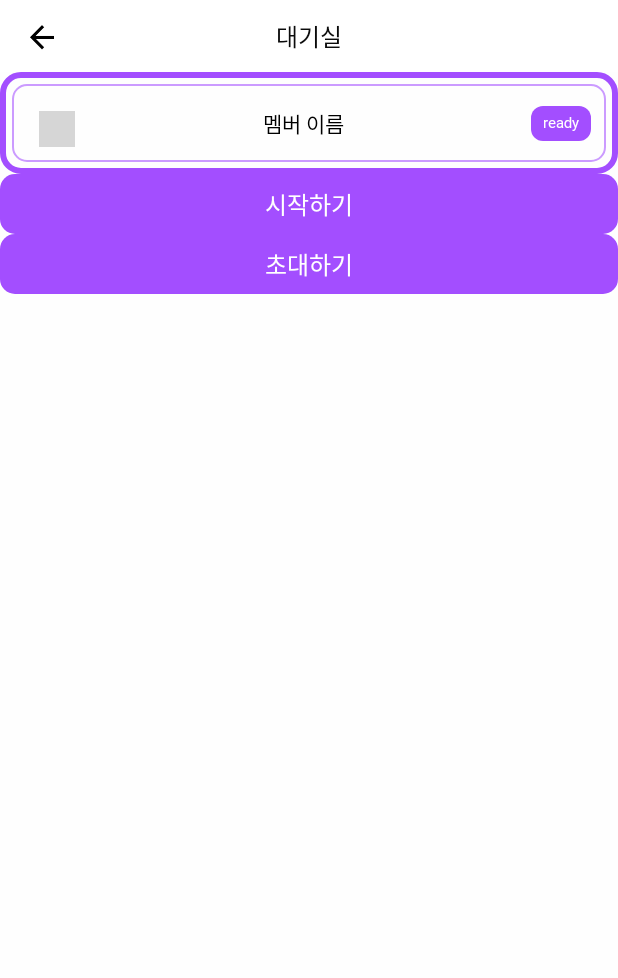
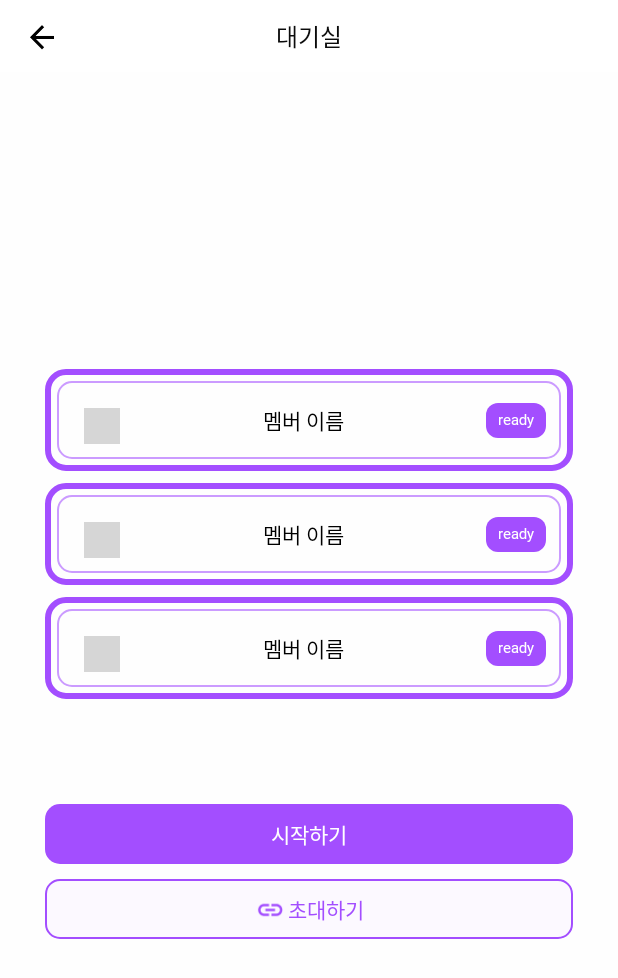
Before and after one commit to pickpick2/android, an Android app built with Jetpack Compose: the ReadyScreen screen opened through its navigation route, on a phone screen of 412 x 824 dp. Shown: the top 978 px of the screen. Run offline under Robolectric (Android 15) with nearby library versions, the phone set to English and light mode, and no system bars; our stand-ins replace Dagger/Hilt's generated code; pictures from the network do not load; Roboto replaces fonts that are not available here; grey boxes are pictures that could not be loaded.

Commit message:
✨ feat: 초대하기 버튼 추가

```diff
--- a/app/src/main/java/com/pickpick/pickpick/core/ui/component/MainButton.kt
+++ b/app/src/main/java/com/pickpick/pickpick/core/ui/component/MainButton.kt
@@ -1,21 +1,32 @@
 package com.pickpick.pickpick.core.ui.component
 
+import androidx.compose.foundation.Image
+import androidx.compose.foundation.border
+import androidx.compose.foundation.layout.PaddingValues
+import androidx.compose.foundation.layout.Spacer
 import androidx.compose.foundation.layout.fillMaxWidth
 import androidx.compose.foundation.layout.height
+import androidx.compose.foundation.layout.size
+import androidx.compose.foundation.layout.width
 import androidx.compose.foundation.shape.RoundedCornerShape
 import androidx.compose.material3.ButtonColors
+import androidx.compose.material3.ButtonDefaults
 import androidx.compose.material3.Text
 import androidx.compose.material3.TextButton
 import androidx.compose.runtime.Composable
 import androidx.compose.ui.Modifier
 import androidx.compose.ui.graphics.Shape
+import androidx.compose.ui.res.painterResource
+import androidx.compose.ui.res.stringResource
 import androidx.compose.ui.tooling.preview.Preview
 import androidx.compose.ui.unit.dp
+import com.pickpick.pickpick.R
 import com.pickpick.pickpick.core.ui.theme.G200
 import com.pickpick.pickpick.core.ui.theme.PrimaryDefault
 import com.pickpick.pickpick.core.ui.theme.PrimaryLighter
 import com.pickpick.pickpick.core.ui.theme.White
 import com.pickpick.pickpick.core.ui.theme.font.PyeojinGothicTypography.Body1Regular
+import com.pickpick.pickpick.core.ui.theme.font.PyeojinGothicTypography.Body2Bold
 
 @Composable
 fun MainButton(
@@ -39,7 +50,45 @@ fun MainButton(
             disabledContentColor = G200
         )
     ) {
-        Text(text = text, style = Body1Regular)
+        Text(text = text, style = Body2Bold)
+    }
+}
+
+@Composable
+fun IconBorderButton(
+    modifier: Modifier = Modifier,
+    text: String,
+    onClick: () -> Unit
+) {
+    TextButton(
+        onClick = onClick,
+        modifier = modifier
+            .fillMaxWidth()
+            .border(
+                width = 1.dp,
+                color = PrimaryDefault,
+                shape = RoundedCornerShape(10.dp)
+            )
+            .height(40.dp),
+        contentPadding = PaddingValues(0.dp),
+        shape = RoundedCornerShape(10.dp),
+        colors = ButtonDefaults.textButtonColors(
+            containerColor = PrimaryLighter,
+            contentColor = PrimaryDefault
+        ),
+    ) {
+        Image(
+            painter = painterResource(id = R.drawable.icon_invite),
+            contentDescription = null,
+            modifier = Modifier.size(20.dp)
+        )
+
+        Spacer(modifier = Modifier.width(2.dp))
+
+        Text(
+            text = text,
+            style = Body2Bold.copy(color = PrimaryDefault)
+        )
     }
 }
 
@@ -50,4 +99,9 @@ fun MainButtonPreview() {
         text = "main button",
         onClick = {}
     )
+
+    IconBorderButton(
+        text = stringResource(R.string.invite),
+        onClick = {}
+    )
 }
--- a/app/src/main/java/com/pickpick/pickpick/core/ui/component/timer/TimerText.kt
+++ b/app/src/main/java/com/pickpick/pickpick/core/ui/component/timer/TimerText.kt
@@ -1,5 +1,6 @@
 package com.pickpick.pickpick.core.ui.component.timer
 
+import androidx.annotation.StringRes
 import androidx.compose.foundation.Image
 import androidx.compose.foundation.layout.Row
 import androidx.compose.foundation.layout.Spacer
@@ -23,7 +24,8 @@ fun TimerText(
     modifier: Modifier = Modifier,
     time: Int,
     iconSize: Dp = 12.dp,
-    textStyle: TextStyle = Body2Regular.copy(color = PrimaryDefault)
+    textStyle: TextStyle = Body2Regular.copy(color = PrimaryDefault),
+    @StringRes textResId: Int = R.string.auto_selection_timer
 ) {
     Row(verticalAlignment = Alignment.CenterVertically) {
         Image(
@@ -33,7 +35,7 @@ fun TimerText(
         )
         Spacer(modifier = modifier.width(5.dp))
         Text(
-            stringResource(R.string.auto_selection_timer, time), style = textStyle
+            stringResource(textResId, time), style = textStyle
         )
     }
 }
--- a/app/src/main/java/com/pickpick/pickpick/presentation/navigation/NavGraph.kt
+++ b/app/src/main/java/com/pickpick/pickpick/presentation/navigation/NavGraph.kt
@@ -50,7 +50,7 @@ fun NavGraph(
             composable<SplashRoute> {
                 SplashScreen(
                     onNavigateToLogin = {
-                        navController.navigate(PickGraph) {
+                        navController.navigate(MainRoute.StartRoute) {
                             popUpTo(SplashRoute) {
                                 inclusive = true
                             }
--- a/app/src/main/java/com/pickpick/pickpick/presentation/pick/room/CreateRoomScreen.kt
+++ b/app/src/main/java/com/pickpick/pickpick/presentation/pick/room/CreateRoomScreen.kt
@@ -90,7 +90,8 @@ fun CreateRoomScreen(
 
             MainButton(
                 text = stringResource(R.string.create_room),
-                enabled = uiState.value.enabled,
+//                enabled = uiState.value.enabled,
+                enabled = true,
                 onClick = onNavigateToComplete
             )
         }
--- a/app/src/main/java/com/pickpick/pickpick/presentation/pick/room/ReadyScreen.kt
+++ b/app/src/main/java/com/pickpick/pickpick/presentation/pick/room/ReadyScreen.kt
@@ -2,13 +2,20 @@ package com.pickpick.pickpick.presentation.pick.room
 
 import androidx.compose.foundation.layout.Arrangement
 import androidx.compose.foundation.layout.Column
+import androidx.compose.foundation.layout.Spacer
+import androidx.compose.foundation.layout.fillMaxSize
+import androidx.compose.foundation.layout.height
+import androidx.compose.foundation.layout.imePadding
+import androidx.compose.foundation.layout.padding
 import androidx.compose.runtime.Composable
+import androidx.compose.ui.Alignment
 import androidx.compose.ui.Modifier
 import androidx.compose.ui.unit.dp
 import com.pickpick.pickpick.presentation.pick.room.component.RoomMemberItem
 import androidx.compose.ui.res.stringResource
 import com.pickpick.pickpick.R
 import com.pickpick.pickpick.core.ui.component.BackLayout
+import com.pickpick.pickpick.core.ui.component.IconBorderButton
 import com.pickpick.pickpick.core.ui.component.MainButton
 
 @Composable
@@ -18,14 +25,21 @@ fun ReadyScreen(
     onNavigatePickStart: () -> Unit
 ) {
 
-    val items = listOf("테스트")
+    val items = listOf("테스트", "1", "2")
 
     BackLayout(
         title = stringResource(R.string.ready_room_top_bar),
         onBackClick = onBackClick
     ) {
 
-        Column {
+        Column(
+            modifier = modifier
+                .fillMaxSize()
+                .padding(horizontal = 30.dp)
+                .imePadding(),
+            horizontalAlignment = Alignment.CenterHorizontally,
+            verticalArrangement = Arrangement.Center
+        ) {
             Column(
                 verticalArrangement = Arrangement.spacedBy(8.dp),
             ) {
@@ -34,15 +48,18 @@ fun ReadyScreen(
                 }
             }
 
+            Spacer(modifier = Modifier.height(70.dp))
+
             MainButton(
                 text = stringResource(R.string.start),
                 enabled = true,
-                onClick = {}
+                onClick = onNavigatePickStart
             )
 
-            MainButton(
+            Spacer(modifier = Modifier.height(10.dp))
+
+            IconBorderButton(
                 text = stringResource(R.string.invite),
-                enabled = true,
                 onClick = {}
             )
         }
--- a/app/src/main/java/com/pickpick/pickpick/presentation/pick/selectframe/FrameResultScreen.kt
+++ b/app/src/main/java/com/pickpick/pickpick/presentation/pick/selectframe/FrameResultScreen.kt
@@ -81,7 +81,7 @@ fun FrameResultScreen(
 
             Spacer(modifier = Modifier.height(8.dp))
 
-            TimerText(time = timerState.remainingSeconds)
+            TimerText(time = timerState.remainingSeconds, textResId = R.string.auto_progress_timer)
 
             Spacer(modifier = Modifier.height(40.dp))
 
```
Also changed, not shown: app/src/main/res/drawable-hdpi/icon_invite.png (added), app/src/main/res/drawable-xhdpi/icon_invite.png (added), app/src/main/res/drawable-xxhdpi/icon_invite.png (added), app/src/main/res/drawable-xxxhdpi/icon_invite.png (added), app/src/main/res/drawable/icon_invite.png (added).
